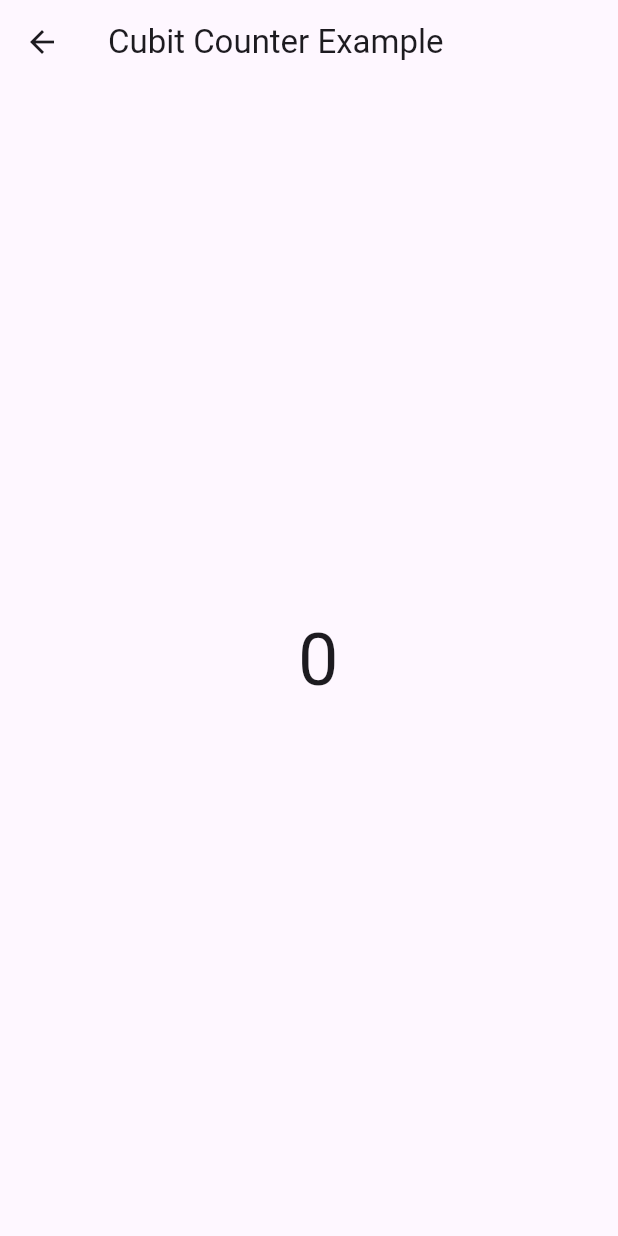
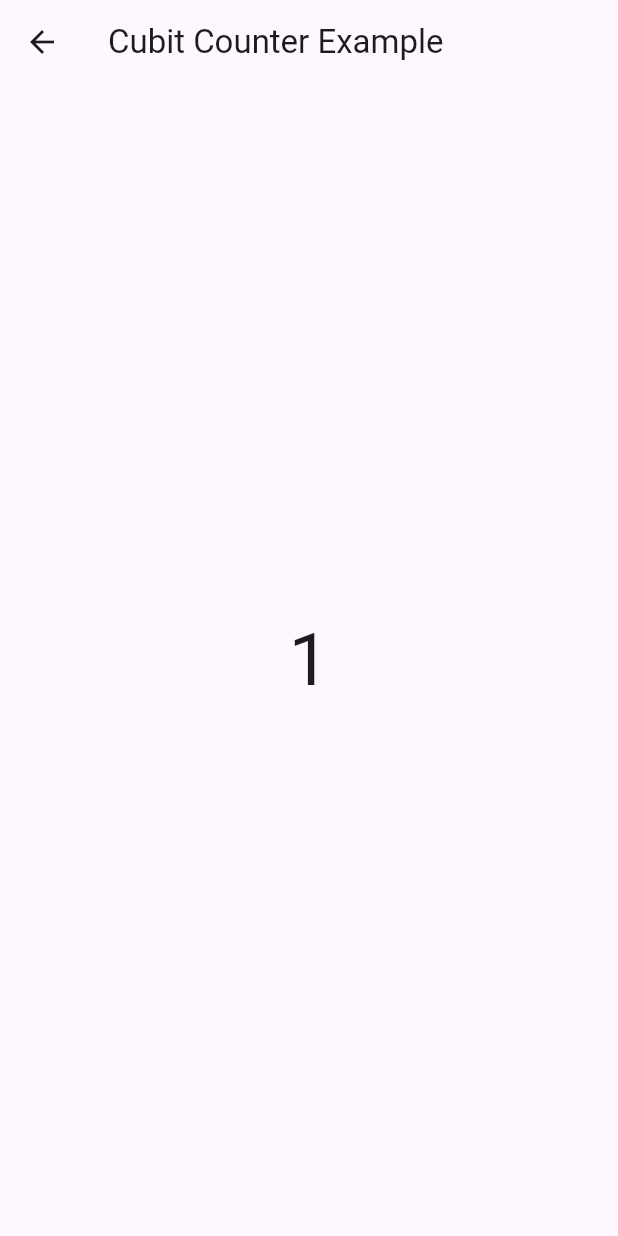
Before and after one commit to habibagamal23/cubit_counter, a Flutter app: the screen it shows after launch, after a tap on "Go to Next Screen", on a phone screen of 412 x 824 dp. Run offline on Flutter 3.47's test engine with Material 3 defaults, Android fonts, the phone set to English and light mode, and no system bars; our stand-ins replace flutter_bloc.

Commit message:
test counter

```diff
--- a/lib/counter_screen.dart
+++ b/lib/counter_screen.dart
@@ -1,8 +1,5 @@
 import 'package:flutter/material.dart';
-import 'package:flutter_bloc/flutter_bloc.dart';
-import 'package:state_mang/cubit/show_screen.dart';
-
-import 'cubit/counter_cubit.dart';
+import 'package:state_mang/show_screen.dart';
 
 class CounterScreen extends StatelessWidget {
   @override
@@ -10,13 +7,11 @@ class CounterScreen extends StatelessWidget {
     return Scaffold(
       appBar: AppBar(title: const Text("Cubit Counter Example")),
       body: Center(
-        child: BlocBuilder<CounterCubit, CounterState>(
-          builder: (context, state) {
-            return Column(
+        child: Column(
           mainAxisAlignment: MainAxisAlignment.center,
           children: [
             Text(
-                  'Counter Value: ${BlocProvider.of<CounterCubit>(context).counter}',
+              'Counter Value: 1',
               style: const TextStyle(fontSize: 48),
             ),
             const SizedBox(height: 20), // Add space between elements
@@ -25,15 +20,14 @@ class CounterScreen extends StatelessWidget {
                 Navigator.push(context,
                     MaterialPageRoute(builder: (context) => ShowScreen()));
               },
-                  child: const Text("Go to Next Screen", style: TextStyle(fontSize: 20)),
+              child: const Text("Go to Next Screen",
+                  style: TextStyle(fontSize: 20)),
             ),
           ],
-            );
-          },
         ),
       ),
       floatingActionButton: FloatingActionButton(
-        onPressed: () => BlocProvider.of<CounterCubit>(context).increment(),
+        onPressed: () {},
         child: const Icon(Icons.add),
       ),
     );
--- a/lib/cubit/counter_cubit.dart
+++ /dev/null
@@ -1,22 +0,0 @@
-import 'package:bloc/bloc.dart';
-import 'package:meta/meta.dart';
-
-part 'counter_state.dart';
-
-class CounterCubit extends Cubit<CounterState> {
-  CounterCubit() : super(CounterInitial());
-
-  int counter = 0; // Private counter value
-
-  // Increment method
-  void increment() {
-    counter++;
-    emit(CounterIncremented()); // Emit the state without the value
-  }
-
-  // Decrement method
-  void decrement() {
-    counter--;
-    emit(CounterDecremented()); // Emit the state without the value
-  }
-}
--- a/lib/cubit/counter_state.dart
+++ /dev/null
@@ -1,13 +0,0 @@
-part of 'counter_cubit.dart';
-
-@immutable
-sealed class CounterState {}
-
-final class CounterInitial extends CounterState {
-
-}
-
-final class CounterIncremented extends CounterState {}
-
-
-final class CounterDecremented extends CounterState {}
--- a/lib/cubit/show_screen.dart
+++ /dev/null
@@ -1,30 +0,0 @@
-import 'package:flutter/material.dart';
-import 'package:flutter_bloc/flutter_bloc.dart';
-
-import 'counter_cubit.dart';
-
-class ShowScreen extends StatelessWidget {
-  const ShowScreen({super.key});
-
-  @override
-  Widget build(BuildContext context) {
-
-    return Scaffold(
-        appBar: AppBar(title: const Text("Cubit Counter Example")),
-        body: Center(
-          child: BlocBuilder<CounterCubit, CounterState>(
-            builder: (context, state) {
-              return Column(
-                mainAxisAlignment: MainAxisAlignment.center,
-                children: [
-                  Text(
-                    ' ${context.read<CounterCubit>().counter}',
-                    style: const TextStyle(fontSize: 48),
-                  ),
-                ],
-              );
-            },
-          ),
-        ));
-  }
-}
--- a/lib/main.dart
+++ b/lib/main.dart
@@ -2,7 +2,6 @@ import 'package:flutter/material.dart';
 import 'package:flutter_bloc/flutter_bloc.dart';
 
 import 'counter_screen.dart';
-import 'cubit/counter_cubit.dart';
 
 void main() {
   runApp(MyApp());
@@ -11,15 +10,13 @@ void main() {
 class MyApp extends StatelessWidget {
   @override
   Widget build(BuildContext context) {
-    return BlocProvider(
-      create: (context) => CounterCubit(),
-      child: MaterialApp(
+    return  MaterialApp(
         title: 'Cubit Counter Example',
         theme: ThemeData(
           primarySwatch: Colors.blue,
         ),
         home: CounterScreen(), // The CounterScreen is the home screen
-      ),
+
     );
   }
 }
--- /dev/null
+++ b/lib/show_screen.dart
@@ -0,0 +1,21 @@
+import 'package:flutter/material.dart';
+
+class ShowScreen extends StatelessWidget {
+  const ShowScreen({super.key});
+
+  @override
+  Widget build(BuildContext context) {
+    return Scaffold(
+        appBar: AppBar(title: const Text("Cubit Counter Example")),
+        body: Center(
+            child: Column(
+          mainAxisAlignment: MainAxisAlignment.center,
+          children: [
+            Text(
+              '1',
+              style: const TextStyle(fontSize: 48),
+            ),
+          ],
+        )));
+  }
+}
```
Lines whose indentation alone changed are shown as unchanged.
